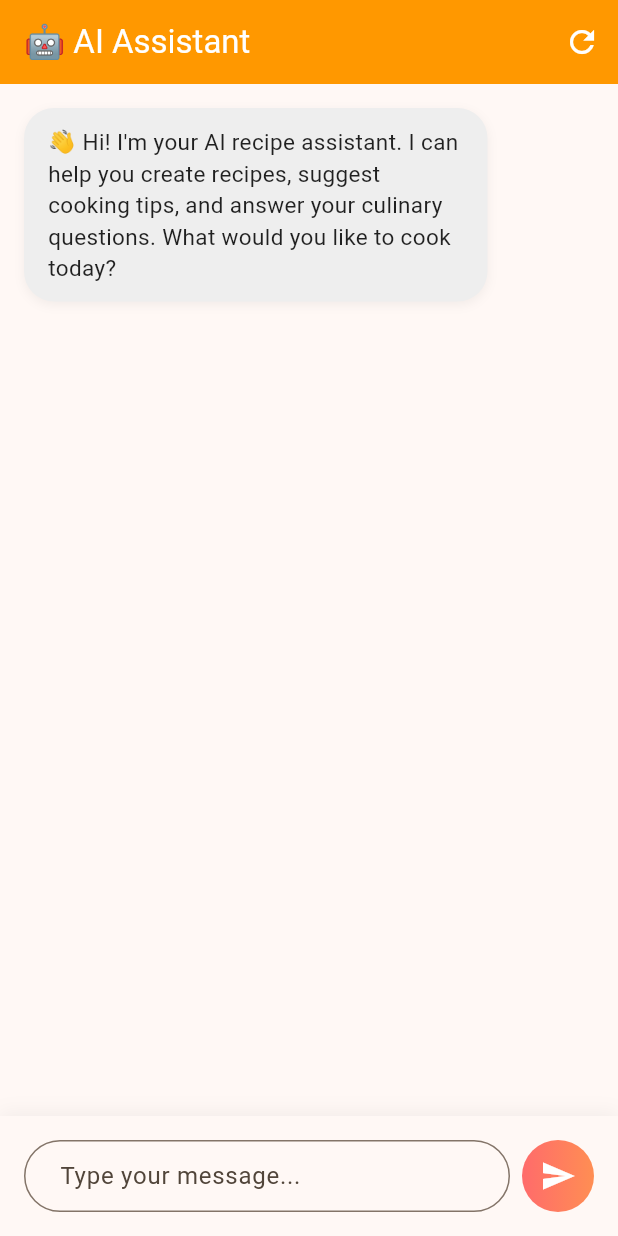
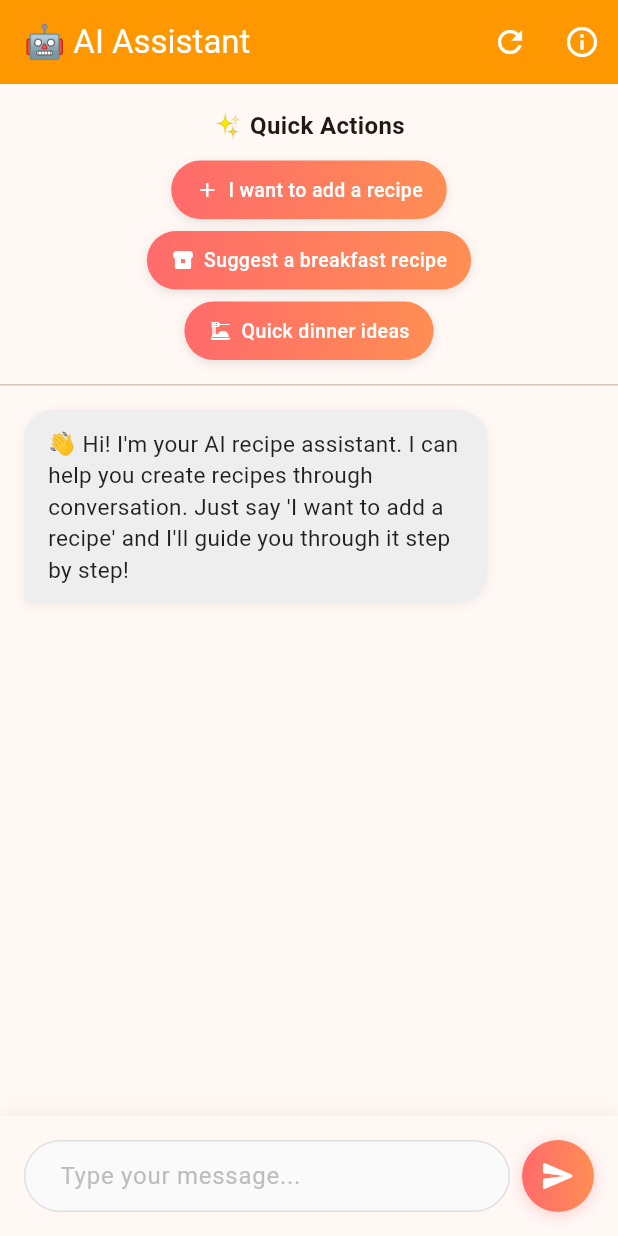
Before and after one commit to kazishakkhar17/RecipeWhisper, a Flutter app: the AiSuggestionScreen screen opened directly, on a phone screen of 412 x 824 dp. Run offline on Flutter 3.47's test engine with Material 3 defaults, Android fonts, the light colour scheme and no system bars; our stand-ins replace awesome_notifications, firebase_auth, firebase_core, flutter_riverpod, get_it, go_router and 3 more; accounts and stored records are empty.

Commit message:
local ai can now add recipes to the system

```diff
--- a/lib/features/ai_suggestions/presentation/screens/ai_suggestion_screen.dart
+++ b/lib/features/ai_suggestions/presentation/screens/ai_suggestion_screen.dart
@@ -1,11 +1,7 @@
 import 'package:flutter/material.dart';
 import 'package:flutter_riverpod/flutter_riverpod.dart';
 import '../../../../core/localization/app_localizations.dart';
-import '../../../recipes/domain/entities/recipe.dart';
-import '../../../recipes/presentation/providers/recipe_provider.dart';
 import '../providers/ai_suggestion_provider.dart';
-//import '../../../../recipes/presentation/providers/recipe_provider.dart';
-//import '../../../../recipes/domain/entities/recipe.dart';
 
 class AiSuggestionScreen extends ConsumerStatefulWidget {
   const AiSuggestionScreen({super.key});
@@ -17,12 +13,13 @@
 class _AiSuggestionScreenState extends ConsumerState<AiSuggestionScreen> {
   final TextEditingController _messageController = TextEditingController();
   final ScrollController _scrollController = ScrollController();
-  Recipe? _pendingRecipe;
+  final FocusNode _focusNode = FocusNode();
 
   @override
   void dispose() {
     _messageController.dispose();
     _scrollController.dispose();
+    _focusNode.dispose();
     super.dispose();
   }
 
@@ -43,45 +40,50 @@
     if (message.isEmpty) return;
 
     _messageController.clear();
-    final recipe = await ref.read(aiChatProvider.notifier).sendMessage(message);
+    _focusNode.unfocus(); // Hide keyboard
 
-    if (recipe != null) {
-      setState(() {
-        _pendingRecipe = recipe;
-      });
-    }
+    await ref.read(aiChatProvider.notifier).sendMessage(message);
 
     _scrollToBottom();
   }
 
-  Future<void> _saveRecipe() async {
-    if (_pendingRecipe == null) return;
-
-    try {
-      await ref.read(recipeListProvider.notifier).addRecipe(_pendingRecipe!);
-
-      if (mounted) {
-        ScaffoldMessenger.of(context).showSnackBar(
-          SnackBar(
-            content: Text(context.tr('recipe_added')),
-            backgroundColor: Colors.green,
+  Widget _buildQuickAction(String text, IconData icon) {
+    return InkWell(
+      onTap: () {
+        _messageController.text = text;
+      },
+      child: Container(
+        padding: const EdgeInsets.symmetric(horizontal: 16, vertical: 10),
+        decoration: BoxDecoration(
+          gradient: const LinearGradient(
+            colors: [Color(0xFFFF6B6B), Color(0xFFFF8E53)],
+          ),
+          borderRadius: BorderRadius.circular(20),
+          boxShadow: [
+            BoxShadow(
+              color: Colors.black.withOpacity(0.1),
+              blurRadius: 5,
+              offset: const Offset(0, 2),
+            ),
+          ],
+        ),
+        child: Row(
+          mainAxisSize: MainAxisSize.min,
+          children: [
+            Icon(icon, size: 16, color: Colors.white),
+            const SizedBox(width: 6),
+            Text(
+              text,
+              style: const TextStyle(
+                color: Colors.white,
+                fontSize: 13,
+                fontWeight: FontWeight.w500,
+              ),
+            ),
+          ],
+        ),
       ),
     );
-      }
-
-      setState(() {
-        _pendingRecipe = null;
-      });
-    } catch (e) {
-      if (mounted) {
-        ScaffoldMessenger.of(context).showSnackBar(
-          SnackBar(
-            content: Text('Error saving recipe: $e'),
-            backgroundColor: Colors.red,
-          ),
-        );
-      }
-    }
   }
 
   @override
@@ -103,19 +105,119 @@
             icon: const Icon(Icons.refresh),
             onPressed: () {
               ref.read(aiChatProvider.notifier).clearChat();
-              setState(() {
-                _pendingRecipe = null;
-              });
+              ScaffoldMessenger.of(context).showSnackBar(
+                const SnackBar(
+                  content: Text('Chat cleared! Start a new conversation.'),
+                  duration: Duration(seconds: 2),
+                ),
+              );
             },
             tooltip: 'Clear chat',
+          ),
+          IconButton(
+            icon: const Icon(Icons.info_outline),
+            onPressed: () {
+              showDialog(
+                context: context,
+                builder: (context) => AlertDialog(
+                  title: const Text('ℹ️ How to use'),
+                  content: const SingleChildScrollView(
+                    child: Column(
+                      crossAxisAlignment: CrossAxisAlignment.start,
+                      mainAxisSize: MainAxisSize.min,
+                      children: [
+                        Text(
+                          '1. Make sure LM Studio is running on localhost:1234',
+                          style: TextStyle(fontSize: 14),
+                        ),
+                        SizedBox(height: 8),
+                        Text(
+                          '2. Load a model in LM Studio',
+                          style: TextStyle(fontSize: 14),
+                        ),
+                        SizedBox(height: 8),
+                        Text(
+                          '3. Say "I want to add a recipe"',
+                          style: TextStyle(fontSize: 14),
+                        ),
+                        SizedBox(height: 8),
+                        Text(
+                          '4. Answer the AI\'s questions one by one',
+                          style: TextStyle(fontSize: 14),
+                        ),
+                        SizedBox(height: 8),
+                        Text(
+                          '5. The AI will create and save the recipe automatically!',
+                          style: TextStyle(fontSize: 14, fontWeight: FontWeight.bold),
+                        ),
+                      ],
+                    ),
+                  ),
+                  actions: [
+                    TextButton(
+                      onPressed: () => Navigator.pop(context),
+                      child: const Text('Got it!'),
+                    ),
+                  ],
+                ),
+              );
+            },
+            tooltip: 'Help',
           ),
         ],
       ),
       body: Column(
         children: [
+          // Quick action buttons (only show when chat is new)
+          if (chatState.messages.length <= 1)
+            Container(
+              padding: const EdgeInsets.all(16),
+              child: Column(
+                children: [
+                  const Text(
+                    '✨ Quick Actions',
+                    style: TextStyle(
+                      fontSize: 16,
+                      fontWeight: FontWeight.bold,
+                    ),
+                  ),
+                  const SizedBox(height: 12),
+                  Wrap(
+                    spacing: 8,
+                    runSpacing: 8,
+                    alignment: WrapAlignment.center,
+                    children: [
+                      _buildQuickAction('I want to add a recipe', Icons.add),
+                      _buildQuickAction('Suggest a breakfast recipe', Icons.breakfast_dining),
+                      _buildQuickAction('Quick dinner ideas', Icons.dinner_dining),
+                    ],
+                  ),
+                ],
+              ),
+            ),
+
+          const Divider(height: 1),
+
           // Chat messages
           Expanded(
-            child: ListView.builder(
+            child: chatState.messages.isEmpty
+                ? Center(
+                    child: Column(
+                      mainAxisAlignment: MainAxisAlignment.center,
+                      children: [
+                        const Text('🤖', style: TextStyle(fontSize: 60)),
+                        const SizedBox(height: 16),
+                        Text(
+                          'Start chatting!',
+                          style: TextStyle(
+                            fontSize: 18,
+                            color: Colors.grey[600],
+                          ),
+                        ),
+                      ],
+                    ),
+                  )
+                : ListView.builder(
                     controller: _scrollController,
                     padding: const EdgeInsets.all(16),
                     itemCount: chatState.messages.length,
@@ -126,109 +228,33 @@
                   ),
           ),
 
-          // Pending recipe preview
-          if (_pendingRecipe != null)
-            Container(
-              margin: const EdgeInsets.symmetric(horizontal: 16, vertical: 8),
-              padding: const EdgeInsets.all(16),
-              decoration: BoxDecoration(
-                gradient: const LinearGradient(
-                  colors: [Color(0xFFFF6B6B), Color(0xFFFF8E53)],
-                  begin: Alignment.topLeft,
-                  end: Alignment.bottomRight,
-                ),
-                borderRadius: BorderRadius.circular(15),
-                boxShadow: [
-                  BoxShadow(
-                    color: Colors.black.withOpacity(0.1),
-                    blurRadius: 10,
-                    offset: const Offset(0, 4),
-                  ),
-                ],
-              ),
-              child: Column(
-                crossAxisAlignment: CrossAxisAlignment.start,
-                children: [
-                  Row(
-                    children: [
-                      const Icon(Icons.restaurant, color: Colors.white),
-                      const SizedBox(width: 8),
-                      Expanded(
-                        child: Text(
-                          _pendingRecipe!.name,
-                          style: const TextStyle(
-                            color: Colors.white,
-                            fontSize: 18,
-                            fontWeight: FontWeight.bold,
-                          ),
-                        ),
-                      ),
-                    ],
-                  ),
-                  const SizedBox(height: 8),
-                  Text(
-                    _pendingRecipe!.description,
-                    style: const TextStyle(color: Colors.white70),
-                  ),
-                  const SizedBox(height: 12),
-                  Row(
-                    children: [
-                      _InfoChip(
-                        icon: Icons.timer,
-                        label: '${_pendingRecipe!.cookingTimeMinutes} min',
-                      ),
-                      const SizedBox(width: 8),
-                      _InfoChip(
-                        icon: Icons.restaurant,
-                        label: '${_pendingRecipe!.servings} servings',
-                      ),
-                    ],
-                  ),
-                  const SizedBox(height: 12),
-                  Row(
-                    mainAxisAlignment: MainAxisAlignment.end,
-                    children: [
-                      TextButton(
-                        onPressed: () {
-                          setState(() {
-                            _pendingRecipe = null;
-                          });
-                        },
-                        child: const Text(
-                          'Dismiss',
-                          style: TextStyle(color: Colors.white70),
-                        ),
-                      ),
-                      const SizedBox(width: 8),
-                      ElevatedButton.icon(
-                        onPressed: _saveRecipe,
-                        icon: const Icon(Icons.save),
-                        label: Text(context.tr('save')),
-                        style: ElevatedButton.styleFrom(
-                          backgroundColor: Colors.white,
-                          foregroundColor: const Color(0xFFFF6B6B),
-                        ),
-                      ),
-                    ],
-                  ),
-                ],
-              ),
-            ),
-
           // Loading indicator
           if (chatState.isLoading)
             Container(
-              padding: const EdgeInsets.symmetric(vertical: 8),
-              child: const Row(
+              padding: const EdgeInsets.symmetric(vertical: 12),
+              decoration: BoxDecoration(
+                color: Colors.grey[100],
+                borderRadius: BorderRadius.circular(8),
+              ),
+              margin: const EdgeInsets.symmetric(horizontal: 16, vertical: 8),
+              child: Row(
                 mainAxisAlignment: MainAxisAlignment.center,
                 children: [
                   SizedBox(
                     width: 20,
                     height: 20,
-                    child: CircularProgressIndicator(strokeWidth: 2),
+                    child: CircularProgressIndicator(
+                      strokeWidth: 2,
+                      valueColor: AlwaysStoppedAnimation<Color>(
+                        Theme.of(context).colorScheme.primary,
                       ),
-                  SizedBox(width: 12),
-                  Text('AI is thinking...'),
+                    ),
+                  ),
+                  const SizedBox(width: 12),
+                  const Text(
+                    '🤔 AI is thinking...',
+                    style: TextStyle(fontStyle: FontStyle.italic),
+                  ),
                 ],
               ),
             ),
@@ -240,12 +266,12 @@
               padding: const EdgeInsets.all(12),
               decoration: BoxDecoration(
                 color: Colors.red[50],
-                borderRadius: BorderRadius.circular(8),
-                border: Border.all(color: Colors.red),
+                borderRadius: BorderRadius.circular(12),
+                border: Border.all(color: Colors.red.shade300),
               ),
               child: Row(
                 children: [
-                  const Icon(Icons.error, color: Colors.red),
+                  const Icon(Icons.error_outline, color: Colors.red),
                   const SizedBox(width: 8),
                   Expanded(
                     child: Text(
@@ -270,40 +296,73 @@
                 ),
               ],
             ),
+            child: SafeArea(
               child: Row(
                 children: [
                   Expanded(
                     child: TextField(
                       controller: _messageController,
+                      focusNode: _focusNode,
                       decoration: InputDecoration(
                         hintText: 'Type your message...',
+                        hintStyle: TextStyle(color: Colors.grey[400]),
                         border: OutlineInputBorder(
                           borderRadius: BorderRadius.circular(25),
+                          borderSide: BorderSide(color: Colors.grey[300]!),
+                        ),
+                        enabledBorder: OutlineInputBorder(
+                          borderRadius: BorderRadius.circular(25),
+                          borderSide: BorderSide(color: Colors.grey[300]!),
+                        ),
+                        focusedBorder: OutlineInputBorder(
+                          borderRadius: BorderRadius.circular(25),
+                          borderSide: const BorderSide(
+                            color: Color(0xFFFF6B6B),
+                            width: 2,
+                          ),
                         ),
                         contentPadding: const EdgeInsets.symmetric(
                           horizontal: 20,
-                        vertical: 10,
+                          vertical: 12,
                         ),
+                        filled: true,
+                        fillColor: Colors.grey[50],
                       ),
                       maxLines: null,
                       textInputAction: TextInputAction.send,
                       onSubmitted: (_) => _sendMessage(),
+                      enabled: !chatState.isLoading,
                     ),
                   ),
                   const SizedBox(width: 8),
                   Container(
-                  decoration: const BoxDecoration(
-                    gradient: LinearGradient(
+                    decoration: BoxDecoration(
+                      gradient: chatState.isLoading
+                          ? LinearGradient(
+                              colors: [Colors.grey[400]!, Colors.grey[400]!],
+                            )
+                          : const LinearGradient(
                               colors: [Color(0xFFFF6B6B), Color(0xFFFF8E53)],
                             ),
                       shape: BoxShape.circle,
+                      boxShadow: chatState.isLoading
+                          ? []
+                          : [
+                              BoxShadow(
+                                color: const Color(0xFFFF6B6B).withOpacity(0.3),
+                                blurRadius: 8,
+                                offset: const Offset(0, 2),
+                              ),
+                            ],
                     ),
                     child: IconButton(
-                    icon: const Icon(Icons.send, color: Colors.white),
+                      icon: const Icon(Icons.send_rounded, color: Colors.white),
                       onPressed: chatState.isLoading ? null : _sendMessage,
+                      tooltip: 'Send message',
                     ),
                   ),
                 ],
+              ),
             ),
           ),
         ],
@@ -336,7 +395,12 @@
                 )
               : null,
           color: isUser ? null : Colors.grey[200],
-          borderRadius: BorderRadius.circular(20),
+          borderRadius: BorderRadius.only(
+            topLeft: const Radius.circular(20),
+            topRight: const Radius.circular(20),
+            bottomLeft: Radius.circular(isUser ? 20 : 4),
+            bottomRight: Radius.circular(isUser ? 4 : 20),
+          ),
           boxShadow: [
             BoxShadow(
               color: Colors.black.withOpacity(0.05),
@@ -350,42 +414,10 @@
           style: TextStyle(
             color: isUser ? Colors.white : Colors.black87,
             fontSize: 15,
+            height: 1.4,
           ),
         ),
       ),
     );
   }
 }
-
-class _InfoChip extends StatelessWidget {
-  final IconData icon;
-  final String label;
-
-  const _InfoChip({required this.icon, required this.label});
-
-  @override
-  Widget build(BuildContext context) {
-    return Container(
-      padding: const EdgeInsets.symmetric(horizontal: 10, vertical: 6),
-      decoration: BoxDecoration(
-        color: Colors.white.withOpacity(0.2),
-        borderRadius: BorderRadius.circular(20),
-      ),
-      child: Row(
-        mainAxisSize: MainAxisSize.min,
-        children: [
-          Icon(icon, size: 14, color: Colors.white),
-          const SizedBox(width: 4),
-          Text(
-            label,
-            style: const TextStyle(
-              color: Colors.white,
-              fontSize: 12,
-              fontWeight: FontWeight.w500,
-            ),
-          ),
-        ],
-      ),
-    );
-  }
-}
```
Also changed, not shown: lib/features/ai_suggestions/data/services/ai_services.dart (+25 -15 lines), lib/features/ai_suggestions/presentation/providers/ai_suggestion_provider.dart (+129 -32 lines), lib/features/recipes/presentation/screens/home_screen.dart (+5 -20 lines). Lines whose indentation alone changed are shown as unchanged.
